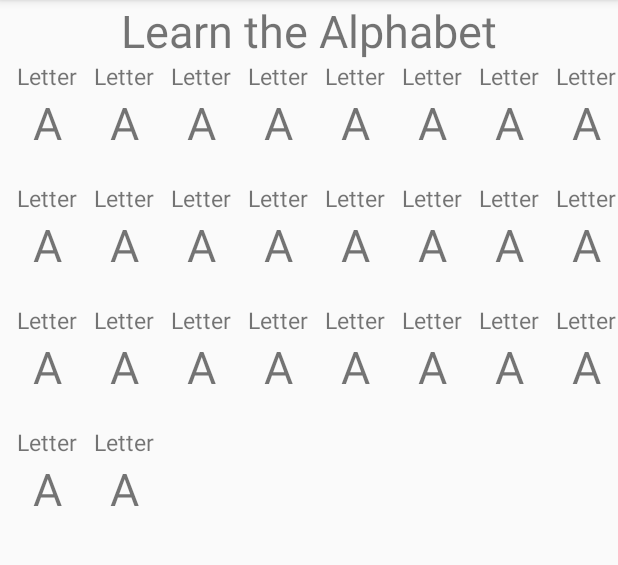
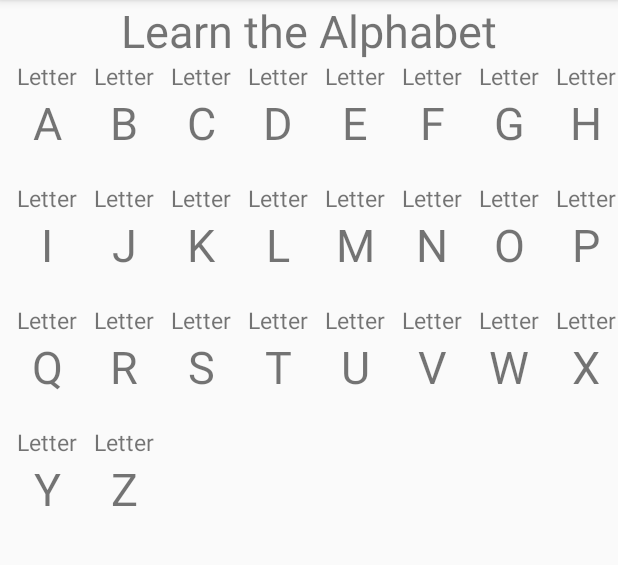
Before and after one commit to dennismuturia/Grid_View_In_Android, an Android app: the screen it shows after launch (MainActivity), on a phone screen of 412 x 824 dp, the part 84-649 px from its top. Run offline under Robolectric (Android 15) with nearby library versions, the phone set to English and light mode, and no system bars.

Commit message:
Able to bring out all of the letters

```diff
--- a/app/src/main/java/com/example/dennis/grid/AlphabetAdapter.java
+++ b/app/src/main/java/com/example/dennis/grid/AlphabetAdapter.java
@@ -48,7 +48,7 @@ public class AlphabetAdapter extends BaseAdapter{
             TextView letterView = (TextView) gridView
                     .findViewById(R.id.grid_item_letter);
             // set values into views
-            letterView.setText("A");  // using dummy data for now
+            letterView.setText(mLetters[position]);  // notdummy anymore
         } else {
             gridView = (View) convertView;
         }
```
